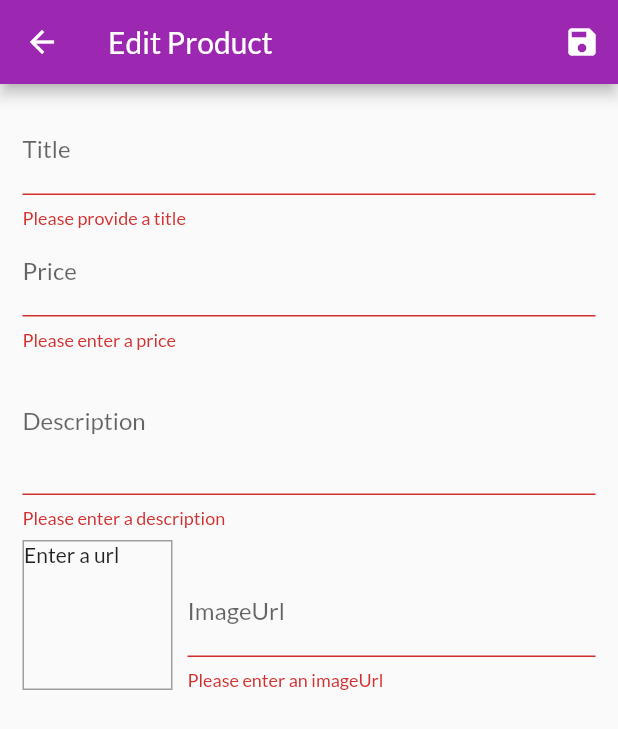
After one commit to sharmasidharth1910/shop_app, a Flutter app: the EditProductScreen screen opened by its route, after a tap on the "save" icon, on a phone screen of 412 x 824 dp. The commit adds this screen. Shown: the top 729 px of the screen. Run offline on Flutter 3.47's test engine with Material 2 defaults, Android fonts, the phone set to English and light mode, and no system bars; network calls fail.

Commit message:
Added the functionality to add your own products in the list..

```diff
--- a/lib/main.dart
+++ b/lib/main.dart
@@ -4,6 +4,7 @@ import 'package:shop_app/providers/cart.dart';
 import 'package:shop_app/providers/orders.dart';
 import 'package:shop_app/providers/products_provider.dart';
 import 'package:shop_app/screens/cart_screen.dart';
+import 'package:shop_app/screens/edit_product_screen.dart';
 import 'package:shop_app/screens/orders_screen.dart';
 import 'package:shop_app/screens/product_detail_screen.dart';
 import 'package:shop_app/screens/products_overview_screen.dart';
@@ -37,6 +38,7 @@ class MyApp extends StatelessWidget {
         home: ProductOverViewScreen(),
         routes: {
           CartScreen.id: (context) => CartScreen(),
+          EditProductScreen.id: (context) => EditProductScreen(),
           OrdersScreen.id: (context) => OrdersScreen(),
           UserProductsScreen.id: (context) => UserProductsScreen(),
           ProductOverViewScreen.id: (context) => ProductOverViewScreen(),
--- a/lib/providers/products_provider.dart
+++ b/lib/providers/products_provider.dart
@@ -1,8 +1,7 @@
 import 'package:flutter/material.dart';
 import 'package:shop_app/models/product.dart';
 
-class ProductsProvider with ChangeNotifier
-{
+class ProductsProvider with ChangeNotifier {
   List<Product> _items = [
     Product(
       id: 'p1',
@@ -44,8 +43,7 @@ class ProductsProvider with ChangeNotifier
     return _items.where((product) => product.isFavourite == true).toList();
   }
 
-  List<Product> get items
-  {
+  List<Product> get items {
 //    if(_showFavouritesOnly)
 //      {
 //        return _items.where((prodItem) => prodItem.isFavourite).toList();
@@ -65,9 +63,17 @@ class ProductsProvider with ChangeNotifier
 //    notifyListeners();
 //  }
 
-  void addProduct()
-  {
-    //_items.add();
+  void addProduct(Product product) {
+    final newProduct = Product(
+      title: product.title,
+      imageUrl: product.imageUrl,
+      id: DateTime.now().toString(),
+      price: product.price,
+      description: product.description,
+    );
+    _items.add(newProduct);
+    // _items.insert(0, newProduct);
+    // To insert at a particular position in the list
     notifyListeners();
   }
 
--- /dev/null
+++ b/lib/screens/edit_product_screen.dart
@@ -0,0 +1,227 @@
+import 'package:flutter/material.dart';
+import 'package:provider/provider.dart';
+import 'package:shop_app/models/product.dart';
+import 'package:shop_app/providers/products_provider.dart';
+
+class EditProductScreen extends StatefulWidget {
+  static const id = "EditProductScreen";
+
+  @override
+  _EditProductScreenState createState() => _EditProductScreenState();
+}
+
+class _EditProductScreenState extends State<EditProductScreen> {
+  final _priceFocusNode = FocusNode();
+  final _descriptionFocusNode = FocusNode();
+  final _imageUrlFocusNode = FocusNode();
+  final _imageUrlController = TextEditingController();
+  final _form = GlobalKey<FormState>();
+  var _editedProduct = Product(
+    id: null,
+    description: " ",
+    title: " ",
+    imageUrl: " ",
+    price: 0,
+  );
+
+  @override
+  void initState() {
+    _imageUrlFocusNode.addListener(_updateImageUrl);
+    super.initState();
+  }
+
+  @override
+  void dispose() {
+    _imageUrlFocusNode.removeListener(_updateImageUrl);
+    _priceFocusNode.dispose();
+    _descriptionFocusNode.dispose();
+    _imageUrlFocusNode.dispose();
+    _imageUrlController.dispose();
+    super.dispose();
+  }
+
+  void _updateImageUrl() {
+    if (!_imageUrlFocusNode.hasFocus) {
+      if ((!_imageUrlController.text.startsWith("http") &&
+              !_imageUrlController.text.startsWith("https")) ||
+          (!_imageUrlController.text.endsWith(".jpg") &&
+              !_imageUrlController.text.endsWith(".jpeg") &&
+              !_imageUrlController.text.endsWith(".png"))) {
+        return;
+      }
+      setState(() {});
+    }
+  }
+
+  void _saveForm() {
+    final isValid = _form.currentState.validate();
+    if (!isValid) {
+      return;
+    }
+    _form.currentState.save();
+    Provider.of<ProductsProvider>(context, listen: false)
+        .addProduct(_editedProduct);
+    Navigator.pop(context);
+  }
+
+  @override
+  Widget build(BuildContext context) {
+    return Scaffold(
+      appBar: AppBar(
+        title: Text("Edit Product"),
+        actions: <Widget>[
+          IconButton(icon: Icon(Icons.save), onPressed: _saveForm),
+        ],
+      ),
+      body: Padding(
+        padding: EdgeInsets.all(15),
+        child: Form(
+          key: _form,
+          child: ListView(
+            children: <Widget>[
+              TextFormField(
+                decoration: InputDecoration(labelText: "Title"),
+                textInputAction: TextInputAction.next,
+                validator: (value) {
+                  if (value.isEmpty) {
+                    return "Please provide a title";
+                  }
+                  return null;
+                },
+                onFieldSubmitted: (_) {
+                  FocusScope.of(context).requestFocus(_priceFocusNode);
+                },
+                onSaved: (value) {
+                  _editedProduct = Product(
+                    id: null,
+                    title: value,
+                    description: _editedProduct.description,
+                    imageUrl: _editedProduct.imageUrl,
+                    price: _editedProduct.price,
+                  );
+                },
+              ),
+              TextFormField(
+                decoration: InputDecoration(labelText: "Price"),
+                textInputAction: TextInputAction.next,
+                keyboardType: TextInputType.number,
+                validator: (value) {
+                  if (value.isEmpty) {
+                    return "Please enter a price";
+                  }
+                  if (double.tryParse(value) == null) {
+                    return "Please enter a valid number";
+                  }
+                  if (double.parse(value) < 1) {
+                    return "Please enter a valid price";
+                  }
+                  return null;
+                },
+                onFieldSubmitted: (_) {
+                  FocusScope.of(context).requestFocus(_descriptionFocusNode);
+                },
+                onSaved: (value) {
+                  _editedProduct = Product(
+                    price: double.parse(value),
+                    title: _editedProduct.title,
+                    id: null,
+                    description: _editedProduct.description,
+                    imageUrl: _editedProduct.imageUrl,
+                  );
+                },
+                focusNode: _priceFocusNode,
+              ),
+              TextFormField(
+                decoration: InputDecoration(labelText: "Description"),
+                maxLines: 3,
+                keyboardType: TextInputType.multiline,
+                focusNode: _descriptionFocusNode,
+                onSaved: (value) {
+                  _editedProduct = Product(
+                    price: _editedProduct.price,
+                    description: value,
+                    imageUrl: _editedProduct.imageUrl,
+                    id: null,
+                    title: _editedProduct.title,
+                  );
+                },
+                validator: (value) {
+                  if (value.isEmpty) {
+                    return "Please enter a description";
+                  }
+                  if (value.length < 20) {
+                    return "Please enter a longer description";
+                  }
+                  return null;
+                },
+              ),
+              Row(
+                crossAxisAlignment: CrossAxisAlignment.end,
+                children: <Widget>[
+                  Container(
+                    width: 100,
+                    height: 100,
+                    margin: EdgeInsets.only(
+                      top: 8,
+                      right: 10,
+                    ),
+                    decoration: BoxDecoration(
+                      border: Border.all(
+                        width: 1,
+                        color: Colors.grey,
+                      ),
+                    ),
+                    child: _imageUrlController.text.isEmpty
+                        ? Text("Enter a url")
+                        : FittedBox(
+                            child: Image.network(
+                              _imageUrlController.text,
+                              fit: BoxFit.cover,
+                            ),
+                          ),
+                  ),
+                  Expanded(
+                    child: TextFormField(
+                      decoration: InputDecoration(labelText: "ImageUrl"),
+                      keyboardType: TextInputType.url,
+                      textInputAction: TextInputAction.done,
+                      validator: (value) {
+                        if (value.isEmpty) {
+                          return "Please enter an imageUrl";
+                        }
+                        if (!value.startsWith("http") &&
+                            !value.startsWith("https")) {
+                          return "Please enter a valid url";
+                        }
+                        if (!value.endsWith(".png") &&
+                            !value.endsWith(".jpg") &&
+                            !value.endsWith(".jpeg")) {
+                          return "Please enter a valid imageUrl";
+                        }
+                        return null;
+                      },
+                      focusNode: _imageUrlFocusNode,
+                      onFieldSubmitted: (_) {
+                        _saveForm();
+                      },
+                      onSaved: (value) {
+                        _editedProduct = Product(
+                          imageUrl: value,
+                          id: null,
+                          title: _editedProduct.title,
+                          description: _editedProduct.description,
+                          price: _editedProduct.price,
+                        );
+                      },
+                      controller: _imageUrlController,
+                    ),
+                  ),
+                ],
+              ),
+            ],
+          ),
+        ),
+      ),
+    );
+  }
+}
--- a/lib/screens/user_products_screen.dart
+++ b/lib/screens/user_products_screen.dart
@@ -1,6 +1,7 @@
 import 'package:flutter/material.dart';
 import 'package:provider/provider.dart';
 import 'package:shop_app/providers/products_provider.dart';
+import 'package:shop_app/screens/edit_product_screen.dart';
 import 'package:shop_app/widgets/app_drawer.dart';
 import 'package:shop_app/widgets/user_product_item.dart';
 
@@ -19,7 +20,7 @@ class UserProductsScreen extends StatelessWidget {
           IconButton(
             icon: const Icon(Icons.add),
             onPressed: () {
-              //Navigate to another screen to add more products...
+              Navigator.pushNamed(context, EditProductScreen.id);
             },
           ),
         ],
```
